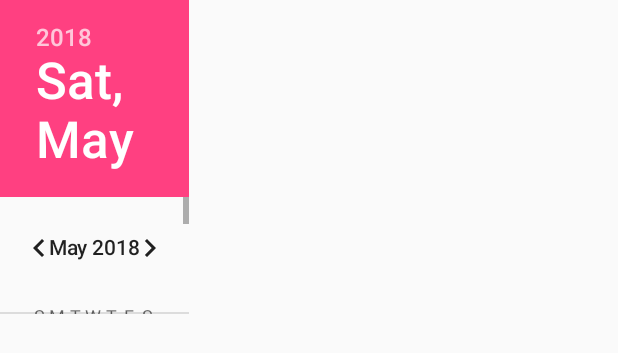
After one commit to QQQiang/NBApp, an Android app: the layout datepicker.xml on its own in the app's theme, with its tools: preview values and no code run, on a phone screen of 412 x 824 dp. The commit adds this screen. Shown: the top 353 px of the screen. Run offline under Robolectric (Android 15) with nearby library versions, the phone set to English and light mode, and no system bars.

Commit message:
2018/5/12-2

```diff
--- a/app/src/main/assets/litepal.xml
+++ b/app/src/main/assets/litepal.xml
@@ -1,7 +1,7 @@
 <?xml version="1.0" encoding="utf-8"?>
 <litepal>
     <dbname value="SoRich"></dbname>
-    <version value="2"></version>
+    <version value="3"></version>
 
     <list>
         <mapping class="com.example.nbapp.User"></mapping>
--- a/app/src/main/java/com/example/nbapp/LoginActivity.java
+++ b/app/src/main/java/com/example/nbapp/LoginActivity.java
@@ -40,6 +40,7 @@ public class LoginActivity extends AppCompatActivity {
         setContentView(R.layout.activity_login);
 
         LitePal.getDatabase();
+
         //初始化登录界面控件
         accountEdit=(EditText)findViewById(R.id.user_phone);
         passwordEdit=(EditText)findViewById(R.id.password);
--- /dev/null
+++ b/app/src/main/res/layout/datepicker.xml
@@ -0,0 +1,12 @@
+<?xml version="1.0" encoding="utf-8"?>
+<LinearLayout xmlns:android="http://schemas.android.com/apk/res/android"
+    android:orientation="vertical" android:layout_width="match_parent"
+    android:layout_height="match_parent"
+    android:weightSum="1">
+
+    <DatePicker
+        android:id="@+id/datePicker"
+        android:layout_width="126dp"
+        android:layout_height="126dp"
+        android:layout_weight="0.12" />
+</LinearLayout>
```
Also changed, not shown: app/src/main/java/com/example/nbapp/AddIncomeActivity.java (+35 -1 lines).
